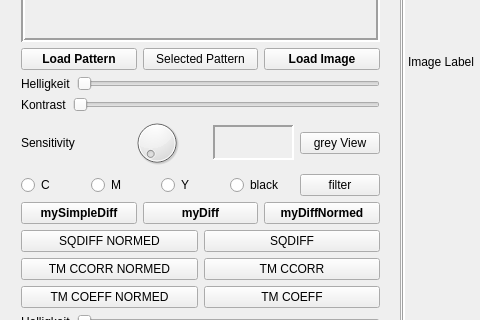
Qt form mainwindow.ui (resa89/dropmatrixmatcher) before a commit; both pictures show x 0 to 480 and y 287 to 607 of the 1305 by 706 pixel window.
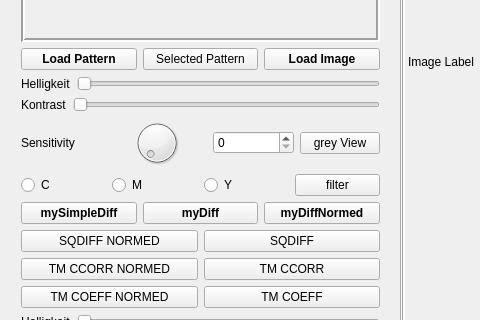
The same form after that commit. The open tabs and pages were chosen to show the change. Custom widgets are drawn as their Qt base class.

Commit message:
Optimized filter and greyview and add some UI features.
- mouse busy
- optimized filter
- optimized greyView
- optimized color conversion (rgb/bgr)
- add selectable sensitivity frame
- enable selecting pattern from filtered image

The edit to the form file:
```diff
--- a/mainwindow.ui
+++ b/mainwindow.ui
@@ -244,32 +244,7 @@
         <widget class="QDial" name="dial"/>
        </item>
        <item>
-        <widget class="QLabel" name="sensitivityValueText">
-         <property name="minimumSize">
-          <size>
-           <width>60</width>
-           <height>0</height>
-          </size>
-         </property>
-         <property name="maximumSize">
-          <size>
-           <width>16777215</width>
-           <height>35</height>
-          </size>
-         </property>
-         <property name="frameShape">
-          <enum>QFrame::Panel</enum>
-         </property>
-         <property name="frameShadow">
-          <enum>QFrame::Sunken</enum>
-         </property>
-         <property name="lineWidth">
-          <number>2</number>
-         </property>
-         <property name="text">
-          <string/>
-         </property>
-        </widget>
+        <widget class="QSpinBox" name="sensitivityValueText"/>
        </item>
        <item>
         <widget class="QPushButton" name="greyView">
@@ -303,13 +278,6 @@
          </property>
         </widget>
        </item>
-       <item>
-        <widget class="QRadioButton" name="radioK">
-         <property name="text">
-          <string>black</string>
-         </property>
-        </widget>
-       </item>
        <item>
         <widget class="QPushButton" name="filterButton">
          <property name="text">
```
Left out of the diff: 6 changed lines with no effect on the pictures. The commit also changes 4 other files.
